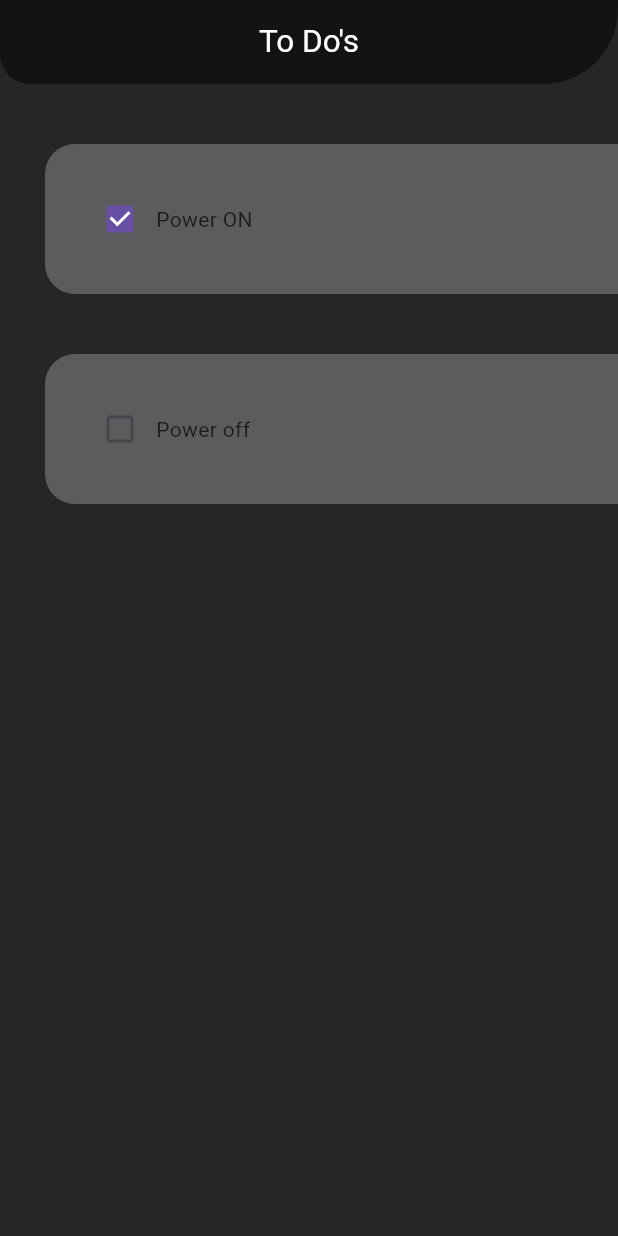
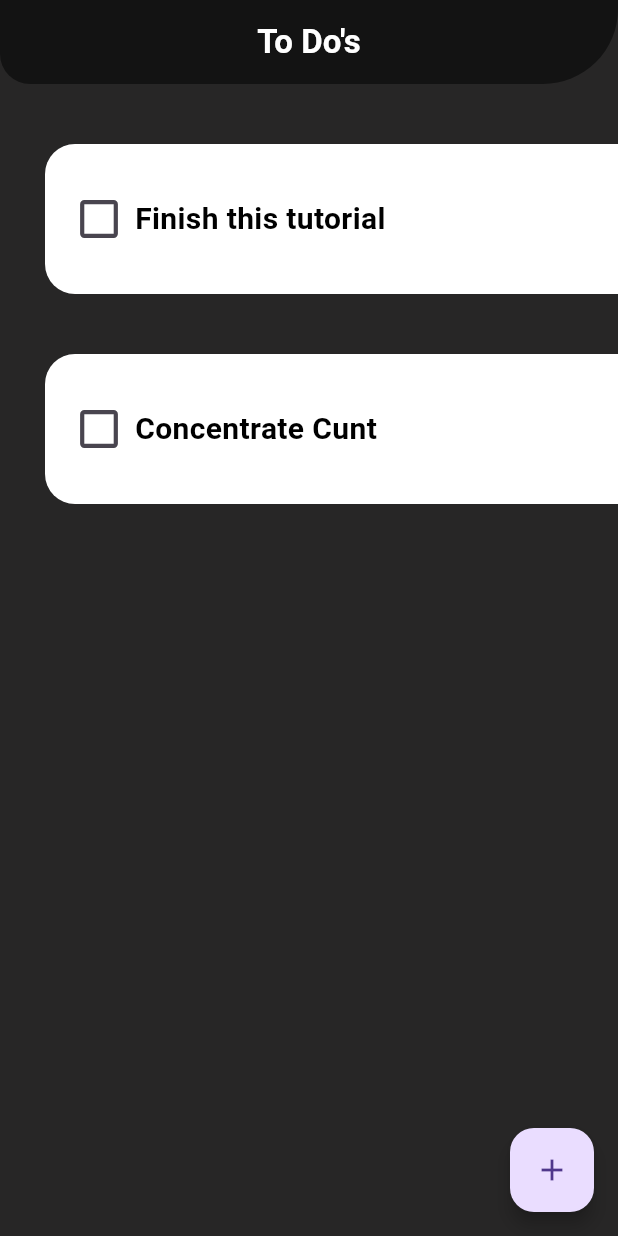
Before and after one commit to SajenTuladhar/To-do-list-flutter, a Flutter app: the screen it shows after launch, on a phone screen of 412 x 824 dp. Run offline on Flutter 3.47's test engine with Material 3 defaults, Android fonts, the phone set to English and light mode, and no system bars.

Commit message:
add newtask, save, cancel buttons

```diff
--- a/lib/pages/home_page.dart
+++ b/lib/pages/home_page.dart
@@ -1,4 +1,7 @@
+
+
 import 'package:flutter/material.dart';
+import 'package:todo_list/util/dialog_box.dart';
 import 'package:todo_list/util/todo_tile.dart';
 
 class HomePage extends StatefulWidget {
@@ -9,14 +12,36 @@ class HomePage extends StatefulWidget {
 }
 
 class _HomePageState extends State<HomePage> {
+  //list of todo tasks
+  List toDoList =[
+    ["Finish this tutorial",false],
+    ["Concentrate Cunt",false],
+  ];
+
+  void addnewtask(){
+    showDialog(
+      context: context,
+      builder: (BuildContext context){
+      return DialogBox();
+    },);
+  }
+  //check box was tapped
+  void checkBoxChanged(bool ? value , int index){
+    setState(() {
+      toDoList[index][1] = !toDoList[index][1];
+    });
+
+
+
+  }
   @override
   Widget build(BuildContext context) {
     return Scaffold(
-        backgroundColor: const Color.fromARGB(255, 38, 38, 38),
+        backgroundColor: const Color.fromARGB(255, 39, 38, 38),
         appBar: AppBar(
           title: const Text("To Do's"),
           titleTextStyle: const TextStyle(
-              color: Color.fromARGB(255, 255, 255, 255), fontSize: 21),
+              color: Color.fromARGB(255, 255, 255, 255), fontSize: 22, fontWeight: FontWeight.bold),
           centerTitle: true,
           backgroundColor: const Color.fromARGB(255, 19, 19, 19),
           shape: const RoundedRectangleBorder(
@@ -24,19 +49,21 @@ class _HomePageState extends State<HomePage> {
                   bottomLeft: Radius.circular(20),
                   bottomRight: Radius.circular(50))),
         ),
-        body: ListView(
-          children:  [
-            ToDoTile(taskName:"Power ON",
-            taskCompeleted: true ,
-            onChanged: (p0) {
+        floatingActionButton: FloatingActionButton(
+        onPressed: addnewtask,
+        elevation: 5,
+        child: const Icon(Icons.add),),
+        body: ListView.builder(
+          itemCount:toDoList.length,
+          itemBuilder:(context, index) {
+            return ToDoTile(taskName: toDoList[index][0],
+             taskCompeleted:toDoList[index][1],
+              onChanged: (value) => checkBoxChanged(value,index),
+              );
+          },
+        )
 
-            },),
-            ToDoTile(taskName:"Power off",
-            taskCompeleted: false ,
-            onChanged: (p0) {
 
-            },),
-                     ],
-        ));
+   );
   }
 }
--- a/lib/util/todo_tile.dart
+++ b/lib/util/todo_tile.dart
@@ -1,4 +1,6 @@
+
 import 'package:flutter/material.dart';
+
 
 class ToDoTile extends StatelessWidget {
   final String taskName;
@@ -12,19 +14,34 @@ class ToDoTile extends StatelessWidget {
     return Padding(
       padding: const EdgeInsets.only(left: 30, top: 40),
       child: Container(
-        padding: const EdgeInsets.all(26),
+        padding: const EdgeInsets.only(right: 26,bottom: 26,top: 26,left: 12),
         // ignore: prefer_const_constructors
         decoration: BoxDecoration(
-            color:const Color.fromARGB(255, 93, 92, 92),
+            color:const Color.fromARGB(255, 255, 255, 255),
             borderRadius:
               const BorderRadius.only(bottomLeft: Radius.circular(20),bottomRight: Radius.circular(0),topLeft: Radius.circular(20))),
         child: Row(
           children: [
             //chekcbox
-          Checkbox(value: taskCompeleted, onChanged: onChanged),
+          Transform.scale(
+            // ignore: sort_child_properties_last
+            child: Checkbox(value:
+             taskCompeleted,
+             onChanged: onChanged,
+             activeColor:Colors.white,
+             checkColor: Colors.black,
+             ),
+             scale: 1.4,
+          ),
+            //tasks
+             Text(taskName,
+             style:  TextStyle(fontSize: 20,
+             fontWeight:FontWeight.bold,
+             color: Colors.black,
+             decoration: taskCompeleted ? TextDecoration.lineThrough :TextDecoration.none,
+             decorationThickness: 3
 
-            //tasks
-             Text(taskName),
+             ),),
           ],
         ),
 
```
Also changed, not shown: lib/util/dialog_box.dart (added, +37 -0 lines), lib/util/my_button.dart (added, +17 -0 lines).
